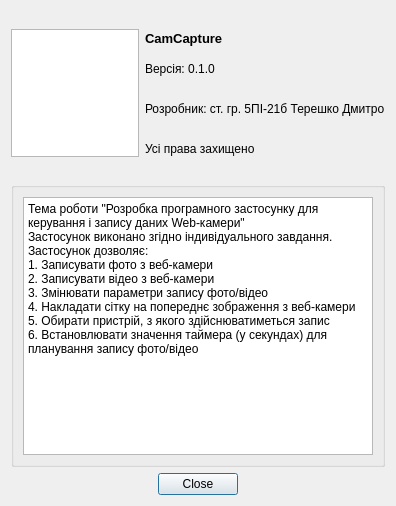
foxnukem/CamCapture, file about.ui: the form before one commit.
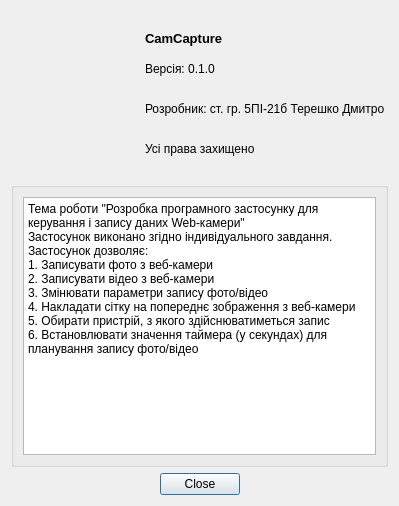
The form after the commit. Icons and pictures are not drawn.

```diff
--- a/about.ui
+++ b/about.ui
@@ -6,10 +6,15 @@
    <rect>
     <x>0</x>
     <y>0</y>
-    <width>396</width>
+    <width>399</width>
     <height>506</height>
    </rect>
   </property>
+  <property name="font">
+   <font>
+    <stylestrategy>PreferAntialias</stylestrategy>
+   </font>
+  </property>
   <property name="windowTitle">
    <string>Про програму</string>
   </property>
@@ -19,7 +24,13 @@
      <item>
       <layout class="QHBoxLayout" name="horizontalLayoutInfo">
        <item>
-        <widget class="QGraphicsView" name="graphicsViewIcon">
+        <widget class="QLabel" name="graphicsViewIcon">
+         <property name="sizePolicy">
+          <sizepolicy hsizetype="Fixed" vsizetype="Fixed">
+           <horstretch>0</horstretch>
+           <verstretch>0</verstretch>
+          </sizepolicy>
+         </property>
          <property name="minimumSize">
           <size>
            <width>128</width>
@@ -32,6 +43,18 @@
            <height>128</height>
           </size>
          </property>
+         <property name="text">
+          <string notr="true"/>
+         </property>
+         <property name="textFormat">
+          <enum>Qt::PlainText</enum>
+         </property>
+         <property name="pixmap">
+          <pixmap resource="camera.qrc">:/images/logo.svg</pixmap>
+         </property>
+         <property name="scaledContents">
+          <bool>true</bool>
+         </property>
         </widget>
        </item>
        <item>
@@ -55,6 +78,7 @@
             <font>
              <pointsize>10</pointsize>
              <bold>true</bold>
+             <stylestrategy>PreferAntialias</stylestrategy>
             </font>
            </property>
            <property name="text">
```
Left out of the diff: 4 changed lines with no effect on the pictures.
